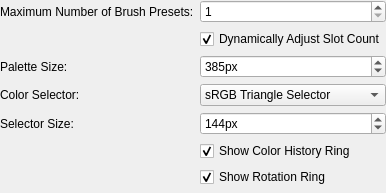
First picture: the form in libs/ui/forms/WdgPopupPaletteSettings.ui, repository KDE/krita, before the edit.
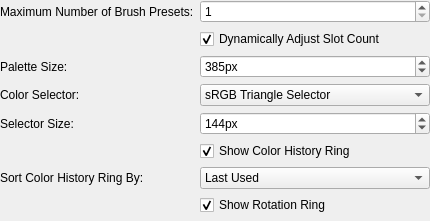
Second picture: the form after the edit. Custom widgets are drawn as their Qt base class.

Commit message:
[new strings] Implement a GUI option to configure sorting in Color History Wheel
Default value is the old behavoir: "Sort by HSV". BUt now the user can sort them into
a "Last Used" order.

BUG:441900

What changed in the file:
```diff
--- a/libs/ui/forms/WdgPopupPaletteSettings.ui
+++ b/libs/ui/forms/WdgPopupPaletteSettings.ui
@@ -6,8 +6,8 @@
    <rect>
     <x>0</x>
     <y>0</y>
-    <width>342</width>
-    <height>173</height>
+    <width>430</width>
+    <height>221</height>
    </rect>
   </property>
   <property name="windowTitle">
@@ -130,7 +130,7 @@
      </property>
     </widget>
    </item>
-   <item row="6" column="1">
+   <item row="7" column="1">
     <widget class="QCheckBox" name="chkShowRotationTrack">
      <property name="text">
       <string>Show Rotation Ring</string>
@@ -140,7 +140,7 @@
      </property>
     </widget>
    </item>
-   <item row="7" column="0" colspan="2">
+   <item row="8" column="0" colspan="2">
     <spacer name="verticalSpacer">
      <property name="orientation">
       <enum>Qt::Vertical</enum>
@@ -153,6 +153,27 @@
      </property>
     </spacer>
    </item>
+   <item row="6" column="1">
+    <widget class="QComboBox" name="cmbColorHistorySorting">
+     <item>
+      <property name="text">
+       <string>Last Used</string>
+      </property>
+     </item>
+     <item>
+      <property name="text">
+       <string>Hue/Saturation/Value</string>
+      </property>
+     </item>
+    </widget>
+   </item>
+   <item row="6" column="0">
+    <widget class="QLabel" name="lblColorHistorySorting">
+     <property name="text">
+      <string>Sort Color History Ring By:</string>
+     </property>
+    </widget>
+   </item>
   </layout>
  </widget>
  <customwidgets>
```
The commit also changes 1 other file.
